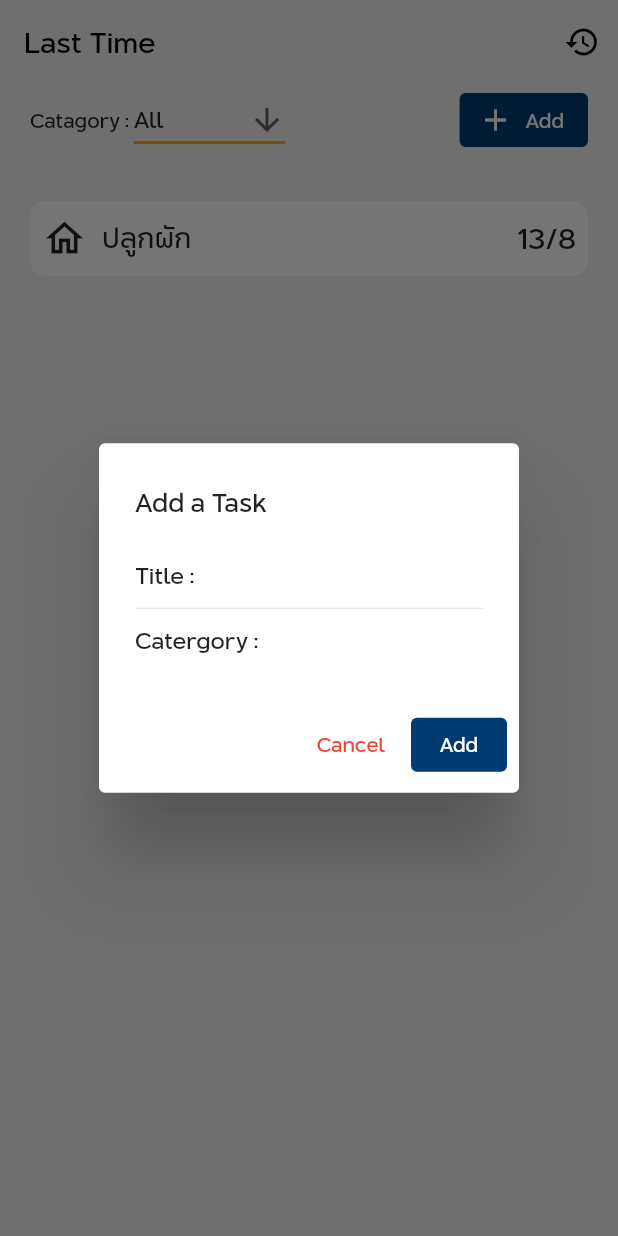
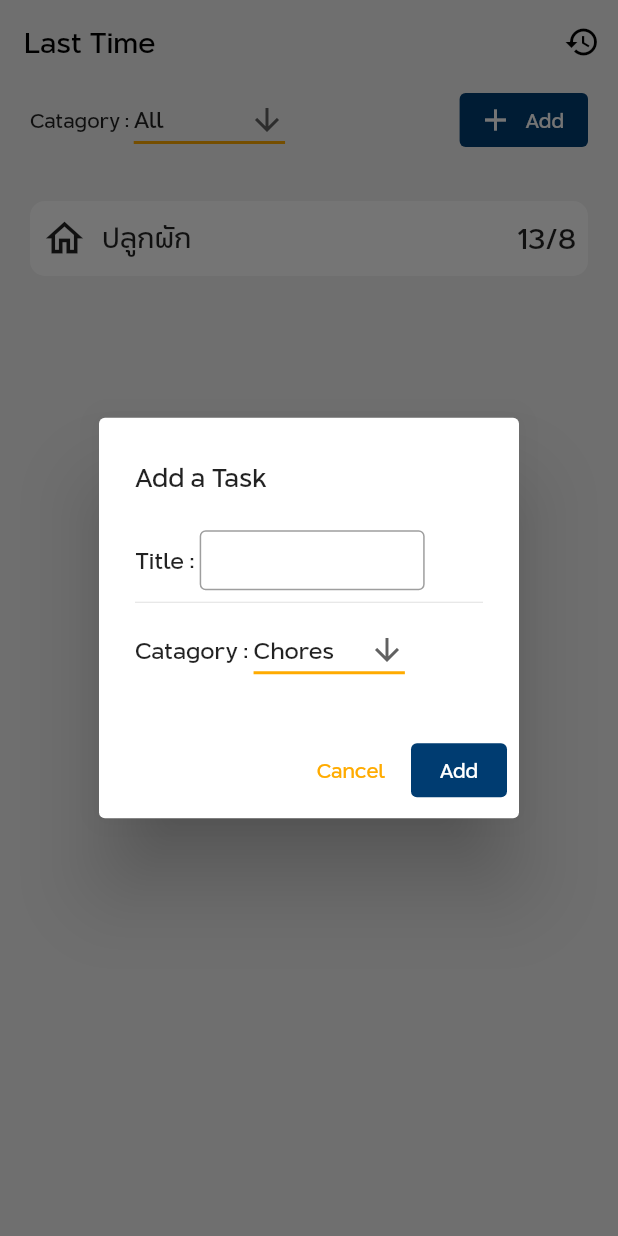
Before and after one commit to chanin-nusang/last_time_mobile_midterm, a Flutter app: the screen it shows after launch, after a tap on "Add", on a phone screen of 412 x 824 dp. Run offline on Flutter 3.47's test engine with Material 2 defaults, Android fonts, the phone set to English and light mode, and no system bars; our stand-ins replace hive, hive_flutter; accounts and stored records are empty.

Commit message:
add a task dialog

```diff
--- a/lib/screens/home.dart
+++ b/lib/screens/home.dart
@@ -19,6 +19,9 @@ class _HomeState extends State<Home> {
   List<LastTime> lastTimeItem = [];
   List<String> category = ['All', 'Chores', 'Learning', 'Body Care', 'People'];
   String dropdownValue = 'All';
+  String dropdownValueToAdd = 'Chores';
+  String titleToAdd = '';
+  TextEditingController _controller = TextEditingController();
 
   @override
   void initState() {
@@ -42,6 +45,15 @@ class _HomeState extends State<Home> {
     } catch (e) {
       print(e);
     }
+  }
+
+  void lasttimeToAdd() {
+    LastTime lasttimeToAdd = LastTime(
+        titleToAdd, dropdownValueToAdd, DateTime.now(), DateTime.now());
+    setState(() {
+      box.put(0, lasttimeToAdd);
+      pullLastTime();
+    });
   }
 
   @override
@@ -129,9 +141,70 @@ class _HomeState extends State<Home> {
                                       crossAxisAlignment:
                                           CrossAxisAlignment.start,
                                       children: [
-                                        Text('Title : '),
+                                        Row(
+                                          mainAxisAlignment:
+                                              MainAxisAlignment.start,
+                                          children: [
+                                            Text('Title : '),
+                                            Container(
+                                              width: 150,
+                                              height: 40,
+                                              child: TextField(
+                                                style: TextStyle(
+                                                    fontSize: 18.0,
+                                                    color: Colors.black),
+                                                controller: _controller,
+                                                decoration: InputDecoration(
+                                                  border: OutlineInputBorder(),
+                                                  isDense: true,
+                                                  focusColor: Theme.of(context)
+                                                      .accentColor,
+                                                ),
+                                                onSaved: (text) {
+                                                  setState(() {
+                                                    titleToAdd = text;
+                                                  });
+                                                },
+                                              ),
+                                            )
+                                          ],
+                                        ),
                                         Divider(),
-                                        Text('Catergory : '),
+                                        Row(
+                                          children: [
+                                            Text("Catagory : "),
+                                            DropdownButton<String>(
+                                              value: dropdownValueToAdd,
+                                              icon: const Icon(
+                                                  Icons.arrow_downward),
+                                              iconSize: 24,
+                                              elevation: 16,
+                                              underline: Container(
+                                                height: 2,
+                                                color: Theme.of(context)
+                                                    .accentColor,
+                                              ),
+                                              onChanged: (String? newValue) {
+                                                setState(() {
+                                                  dropdownValueToAdd =
+                                                      newValue!;
+                                                });
+                                              },
+                                              items: <String>[
+                                                'Chores',
+                                                'Learning',
+                                                'Body Care',
+                                                'People'
+                                              ].map<DropdownMenuItem<String>>(
+                                                  (String value) {
+                                                return DropdownMenuItem<String>(
+                                                  value: value,
+                                                  child: Text(value),
+                                                );
+                                              }).toList(),
+                                            ),
+                                          ],
+                                        ),
                                       ],
                                     )
                                   ],
@@ -140,7 +213,9 @@ class _HomeState extends State<Home> {
                                   TextButton(
                                     child: Text(
                                       'Cancel',
-                                      style: TextStyle(color: Colors.red),
+                                      style: TextStyle(
+                                        color: Theme.of(context).accentColor,
+                                      ),
                                     ),
                                     onPressed: () {
                                       Navigator.of(dialogContext)
@@ -252,7 +327,9 @@ class LasttimeTile extends StatelessWidget {
                         TextButton(
                           child: Text(
                             'Delete',
-                            style: TextStyle(color: Colors.red),
+                            style: TextStyle(
+                              color: Theme.of(context).accentColor,
+                            ),
                           ),
                           onPressed: () {
                             Navigator.of(dialogContext)
```
